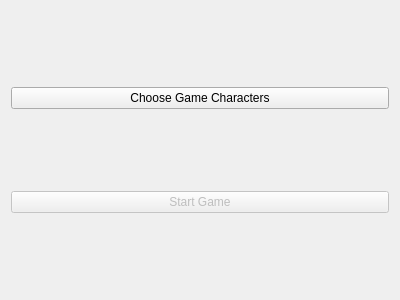
First picture: the form in app/view/forms/hostpage.ui, repository r0nd0ud0u/qt-rpg, before the edit.
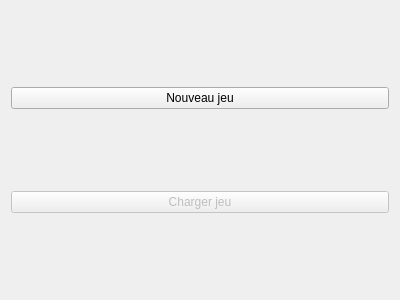
Second picture: the form after the edit. Custom widgets are drawn as their Qt base class.

Commit message: 148 re organize the edition of the game + start of game (#151)

```diff
--- a/app/view/forms/hostpage.ui
+++ b/app/view/forms/hostpage.ui
@@ -17,7 +17,7 @@
    <item>
     <widget class="CompBigPrimaryButton" name="charactersPushButton">
      <property name="text">
-      <string>Choose Game Characters</string>
+      <string>Nouveau jeu</string>
      </property>
     </widget>
    </item>
@@ -27,7 +27,7 @@
       <bool>false</bool>
      </property>
      <property name="text">
-      <string>Start Game</string>
+      <string>Charger jeu</string>
      </property>
     </widget>
    </item>
```
Left out of the diff: 4 changed lines with no effect on the pictures. The commit also changes 52 other files.
